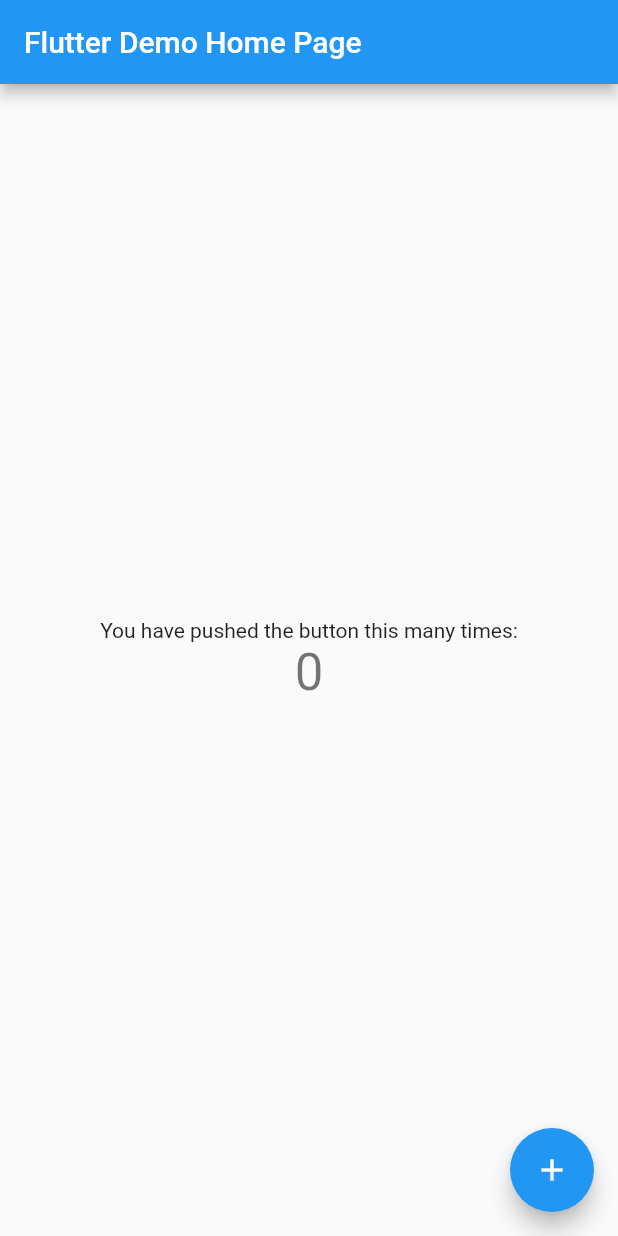
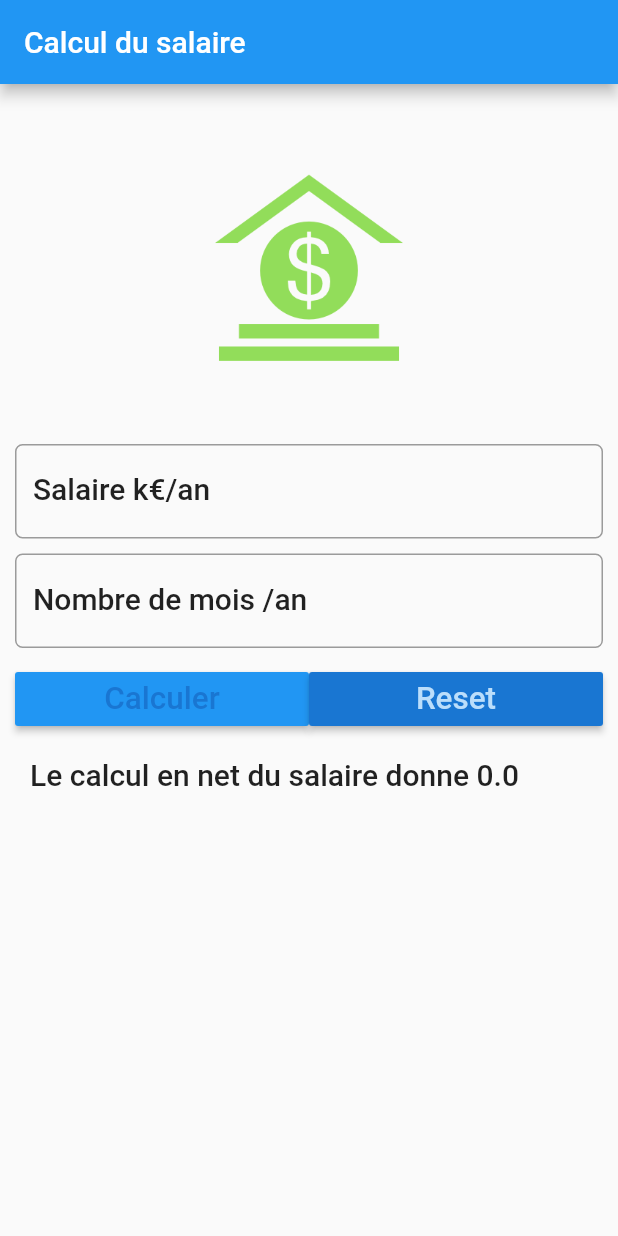
Before and after one commit to rushio-consulting/formation_flutter_app, a Flutter app: the screen it shows after launch, on a phone screen of 412 x 824 dp. Run offline on Flutter 3.47's test engine with Material 2 defaults, Android fonts, the phone set to English and light mode, and no system bars; our stand-ins replace mobx; generated files the repository leaves out were written again.

Commit message:
Init calculator model

```diff
--- a/lib/main.dart
+++ b/lib/main.dart
@@ -1,4 +1,8 @@
 import 'package:flutter/material.dart';
+import 'package:formation_flutter_app/src/widgets/salary_calculator.dart';
+
+import 'src/providers/app_provider.dart';
+
 
 void main() => runApp(MyApp());
 
@@ -6,106 +10,19 @@ class MyApp extends StatelessWidget {
   // This widget is the root of your application.
   @override
   Widget build(BuildContext context) {
-    return MaterialApp(
-      title: 'Flutter Demo',
-      theme: ThemeData(
-        // This is the theme of your application.
-        //
-        // Try running your application with "flutter run". You'll see the
-        // application has a blue toolbar. Then, without quitting the app, try
-        // changing the primarySwatch below to Colors.green and then invoke
-        // "hot reload" (press "r" in the console where you ran "flutter run",
-        // or simply save your changes to "hot reload" in a Flutter IDE).
-        // Notice that the counter didn't reset back to zero; the application
-        // is not restarted.
-        primarySwatch: Colors.blue,
+    return AppProvider(
+      child: MaterialApp(
+        title: 'Calcul salarial Demo',
+        theme: ThemeData(
+          primarySwatch: Colors.blue,
+        ),
+        home: Scaffold(
+          appBar: AppBar(
+            title: Text('Calcul du salaire'),
+          ),
+          body: SalaryCalculator(),
+        ),
       ),
-      home: MyHomePage(title: 'Flutter Demo Home Page'),
     );
   }
 }
-
-class MyHomePage extends StatefulWidget {
-  MyHomePage({Key key, this.title}) : super(key: key);
-
-  // This widget is the home page of your application. It is stateful, meaning
-  // that it has a State object (defined below) that contains fields that affect
-  // how it looks.
-
-  // This class is the configuration for the state. It holds the values (in this
-  // case the title) provided by the parent (in this case the App widget) and
-  // used by the build method of the State. Fields in a Widget subclass are
-  // always marked "final".
-
-  final String title;
-
-  @override
-  _MyHomePageState createState() => _MyHomePageState();
-}
-
-class _MyHomePageState extends State<MyHomePage> {
-  int _counter = 0;
-
-  void _incrementCounter() {
-    setState(() {
-      // This call to setState tells the Flutter framework that something has
-      // changed in this State, which causes it to rerun the build method below
-      // so that the display can reflect the updated values. If we changed
-      // _counter without calling setState(), then the build method would not be
-      // called again, and so nothing would appear to happen.
-      _counter++;
-    });
-  }
-
-  @override
-  Widget build(BuildContext context) {
-    // This method is rerun every time setState is called, for instance as done
-    // by the _incrementCounter method above.
-    //
-    // The Flutter framework has been optimized to make rerunning build methods
-    // fast, so that you can just rebuild anything that needs updating rather
-    // than having to individually change instances of widgets.
-    return Scaffold(
-      appBar: AppBar(
-        // Here we take the value from the MyHomePage object that was created by
-        // the App.build method, and use it to set our appbar title.
-        title: Text(widget.title),
-      ),
-      body: Center(
-        // Center is a layout widget. It takes a single child and positions it
-        // in the middle of the parent.
-        child: Column(
-          // Column is also a layout widget. It takes a list of children and
-          // arranges them vertically. By default, it sizes itself to fit its
-          // children horizontally, and tries to be as tall as its parent.
-          //
-          // Invoke "debug painting" (press "p" in the console, choose the
-          // "Toggle Debug Paint" action from the Flutter Inspector in Android
-          // Studio, or the "Toggle Debug Paint" command in Visual Studio Code)
-          // to see the wireframe for each widget.
-          //
-          // Column has various properties to control how it sizes itself and
-          // how it positions its children. Here we use mainAxisAlignment to
-          // center the children vertically; the main axis here is the vertical
-          // axis because Columns are vertical (the cross axis would be
-          // horizontal).
-          mainAxisAlignment: MainAxisAlignment.center,
-          children: <Widget>[
-            Text(
-              'You have pushed the button this many times:',
-            ),
-            Text(
-              '$_counter',
-              style: Theme.of(context).textTheme.display1,
-            ),
-          ],
-        ),
-      ),
-      floatingActionButton: FloatingActionButton(
-        onPressed: _incrementCounter,
-        tooltip: 'Increment',
-        child: Icon(Icons.add),
-      ), // This trailing comma makes auto-formatting nicer for build methods.
-    );
-  }
-}
--- /dev/null
+++ b/lib/src/models/input_controler.dart
@@ -0,0 +1,6 @@
+import 'package:flutter/material.dart';
+
+class InputEditingControler {
+  TextEditingController salaryController = TextEditingController();
+  TextEditingController monthController = TextEditingController();
+}
--- /dev/null
+++ b/lib/src/providers/app_provider.dart
@@ -0,0 +1,25 @@
+import 'package:flutter/material.dart';
+import 'package:formation_flutter_app/src/models/input_controler.dart';
+import 'package:formation_flutter_app/src/stores/salary.dart';
+import 'package:provider/provider.dart';
+
+class AppProvider extends StatelessWidget {
+  final Widget child;
+
+  AppProvider({@required this.child});
+
+  @override
+  Widget build(BuildContext context) {
+    return MultiProvider(
+      providers: [
+        Provider.value(
+          value: InputEditingControler(),
+        ),
+        Provider.value(
+          value: Salary(),
+        ),
+      ],
+      child: child,
+    );
+  }
+}
--- /dev/null
+++ b/lib/src/stores/salary.dart
@@ -0,0 +1,27 @@
+import 'package:mobx/mobx.dart';
+
+part 'salary.g.dart';
+
+// This is the class used by rest of your codebase
+class Salary = _SalaryBase with _$Salary;
+
+abstract class _SalaryBase with Store {
+  ///
+  /// Observables represent the reactive-state of your application
+  ///
+  @observable
+  double value = 0;
+
+  ///
+  /// Actions are how you mutate the observables
+  ///
+  @action
+  void worthNet({int salary, int month}) {
+    value = salary / month;
+  }
+
+  @action
+  void reset() {
+    value = 0;
+  }
+}
--- /dev/null
+++ b/lib/src/widgets/input/month_input.dart
@@ -0,0 +1,38 @@
+import 'package:flutter/material.dart';
+import 'package:formation_flutter_app/src/models/input_controler.dart';
+import 'package:provider/provider.dart';
+
+class MonthInput extends StatelessWidget {
+  @override
+  Widget build(BuildContext context) {
+
+    final double _minimumPadding = 5.0;
+
+    return Padding(
+      padding: EdgeInsets.only(
+        top: _minimumPadding,
+        bottom: _minimumPadding,
+      ),
+      child: TextFormField(
+        keyboardType: TextInputType.number,
+        style: Theme.of(context).textTheme.title,
+         controller: Provider.of<InputEditingControler>(context, listen: false).monthController,
+        validator: (String value) {
+          if (value.isEmpty) {
+            return 'Renseigner le nombre de mois travaillés';
+          }
+          return null;
+        },
+        decoration: InputDecoration(
+          labelText: 'Nombre de mois /an',
+          hintText: 'Nombre de mois e.g. 12',
+          labelStyle: Theme.of(context).textTheme.title,
+          errorStyle: TextStyle(color: Colors.red, fontSize: 15.0),
+          border: OutlineInputBorder(
+            borderRadius: BorderRadius.circular(5.0),
+          ),
+        ),
+      ),
+    );;
+  }
+}
--- /dev/null
+++ b/lib/src/widgets/input/salary_input.dart
@@ -0,0 +1,37 @@
+import 'package:flutter/material.dart';
+import 'package:formation_flutter_app/src/models/input_controler.dart';
+import 'package:provider/provider.dart';
+
+class SalaryInput extends StatelessWidget {
+  @override
+  Widget build(BuildContext context) {
+    final double _minimumPadding = 5.0;
+
+    return Padding(
+      padding: EdgeInsets.only(
+        top: _minimumPadding,
+        bottom: _minimumPadding,
+      ),
+      child: TextFormField(
+        keyboardType: TextInputType.number,
+        style: Theme.of(context).textTheme.title,
+        controller: Provider.of<InputEditingControler>(context, listen: false).salaryController,
+        validator: (String value) {
+          if (value.isEmpty) {
+            return 'Renseigner votre salaire brut annuel';
+          }
+          return null;
+        },
+        decoration: InputDecoration(
+          labelText: 'Salaire k€/an',
+          hintText: 'Salaire brut e.g. 75000',
+          labelStyle: Theme.of(context).textTheme.title,
+          errorStyle: TextStyle(color: Colors.red, fontSize: 15.0),
+          border: OutlineInputBorder(
+            borderRadius: BorderRadius.circular(5.0),
+          ),
+        ),
+      ),
+    );
+  }
+}
--- /dev/null
+++ b/lib/src/widgets/money_icon.dart
@@ -0,0 +1,17 @@
+import 'package:flutter/material.dart';
+
+class MoneyIcon extends StatelessWidget {
+  final double _minimumPadding = 5.0;
+
+  @override
+  Widget build(BuildContext context) {
+    return Container(
+      child: Image(
+        image: AssetImage('images/money.png'),
+        width: 125.0,
+        height: 125.0,
+      ),
+      margin: EdgeInsets.all(_minimumPadding * 10),
+    );
+  }
+}
--- /dev/null
+++ b/lib/src/widgets/salary_calculator.dart
@@ -0,0 +1,104 @@
+import 'package:flutter/material.dart';
+import 'package:formation_flutter_app/src/models/input_controler.dart';
+import 'package:formation_flutter_app/src/stores/salary.dart';
+import 'package:formation_flutter_app/src/widgets/money_icon.dart';
+import 'package:provider/provider.dart';
+
+import 'input/month_input.dart';
+import 'input/salary_input.dart';
+
+class SalaryCalculator extends StatefulWidget {
+  @override
+  _SalaryCalculatorState createState() => _SalaryCalculatorState();
+}
+
+// Define a corresponding State class.
+// This class holds data related to the form.
+class _SalaryCalculatorState extends State<SalaryCalculator> {
+  // Create a global key that uniquely identifies the Form widget
+  // and allows validation of the form.
+  //
+  // Note: This is a `GlobalKey<FormState>`,
+  // not a GlobalKey<MyCustomFormState>.
+  final _formKey = GlobalKey<FormState>();
+
+  InputEditingControler inputEditingControler;
+  Salary salary;
+  final double _minimumPadding = 5.0;
+
+  @override
+  Widget build(BuildContext context) {
+    salary = Provider.of<Salary>(context, listen: false);
+    inputEditingControler =
+        Provider.of<InputEditingControler>(context, listen: false);
+    TextStyle textStyle = Theme.of(context).textTheme.title;
+    // Build a Form widget using the _formKey created above.
+    return Form(
+      key: _formKey,
+      child: Padding(
+        padding: EdgeInsets.all(_minimumPadding * 2),
+        child: ListView(
+          children: <Widget>[
+            MoneyIcon(),
+            SalaryInput(),
+            MonthInput(),
+            Padding(
+              padding: EdgeInsets.only(
+                  bottom: _minimumPadding, top: _minimumPadding),
+              child: Row(
+                children: <Widget>[
+                  Expanded(
+                    child: RaisedButton(
+                      color: Theme.of(context).accentColor,
+                      textColor: Theme.of(context).primaryColorDark,
+                      child: Text(
+                        'Calculer',
+                        textScaleFactor: 1.5,
+                      ),
+                      onPressed: () {
+                        if (_formKey.currentState.validate()) {
+                          setState(() {
+                            salary.worthNet(
+                              salary: int.parse(
+                                  inputEditingControler.salaryController.text),
+                              month: int.parse(
+                                  inputEditingControler.monthController.text),
+                            );
+                          });
+                        }
+                      },
+                    ),
+                  ),
+                  Expanded(
+                    child: RaisedButton(
+                      color: Theme.of(context).primaryColorDark,
+                      textColor: Theme.of(context).primaryColorLight,
+                      child: Text(
+                        'Reset',
+                        textScaleFactor: 1.5,
+                      ),
+                      onPressed: () {
+                        setState(() {
+                          inputEditingControler.salaryController.text = '';
+                          inputEditingControler.monthController.text = '';
+                          salary.reset();
+                        });
+                      },
+                    ),
+                  ),
+                ],
+              ),
+            ),
+            Padding(
+              padding: EdgeInsets.all(_minimumPadding * 2),
+              child: Text(
+                "Le calcul en net du salaire donne ${salary.value.toString()}",
+                style: textStyle,
+              ),
+            )
+          ],
+        ),
+      ),
+    ); // Build this out in the next steps.
+  }
+}
```
Also changed, not shown: pubspec.yaml (+7 -4 lines), images/money.png (added), lib/src/stores/salary.g.dart (added), pubspec.lock.
